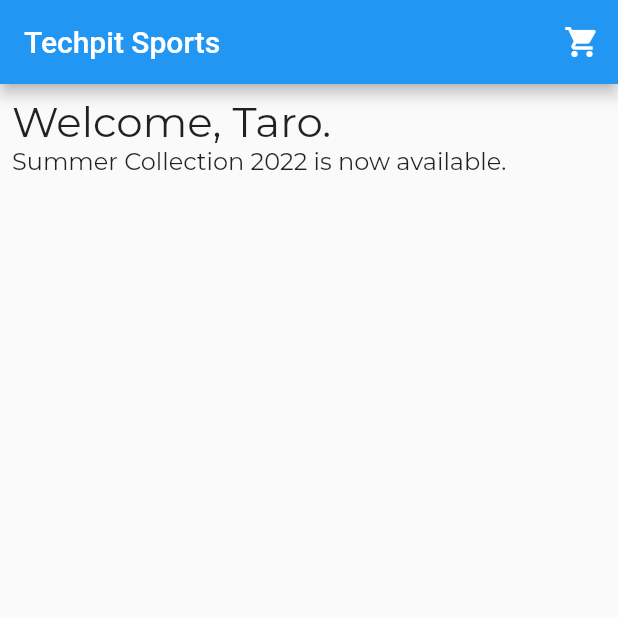
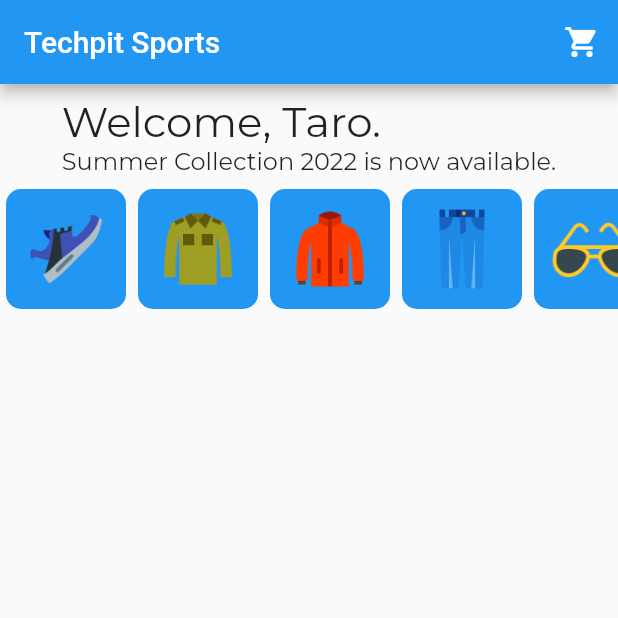
Before and after one commit to John-Thailand/ecshop_techpit, a Flutter app: the screen it shows after launch, on a phone screen of 412 x 824 dp, the top half of it. Run offline on Flutter 3.47's test engine with Material 2 defaults, Android fonts, the phone set to English and light mode, and no system bars; our stand-ins replace google_fonts.

Commit message:
カテゴリリストの実装

```diff
--- a/lib/pages/home_page/home_page.dart
+++ b/lib/pages/home_page/home_page.dart
@@ -1,4 +1,5 @@
 import 'package:ecshop_techpit/pages/home_page/home_header.dart';
+import 'package:ecshop_techpit/pages/home_page/item_categories.dart';
 import 'package:flutter/material.dart';
 
 class HomePage extends StatelessWidget {
@@ -16,7 +17,12 @@
           ),
         ],
       ),
-      body: const HomeHeader(),
+      body: Column(
+        children: const [
+          HomeHeader(),
+          ItemCategories(),
+        ],
+      ),
     );
   }
 }
--- /dev/null
+++ b/lib/pages/home_page/item_categories.dart
@@ -0,0 +1,46 @@
+import 'package:flutter/material.dart';
+
+class ItemCategories extends StatelessWidget {
+  const ItemCategories({Key? key}) : super(key: key);
+
+  static const categories = [
+    'shoes',
+    'uniform',
+    'jacket',
+    'pants',
+    'glass',
+    'backpack',
+  ];
+
+  @override
+  Widget build(BuildContext context) {
+    return SizedBox(
+      height: 80,
+      child: ListView(
+        scrollDirection: Axis.horizontal,
+        children: categories
+            .map(
+              (category) => Padding(
+                padding: const EdgeInsets.symmetric(horizontal: 4),
+                child: Container(
+                  height: 80,
+                  width: 80,
+                  decoration: BoxDecoration(
+                    borderRadius: BorderRadius.circular(10),
+                    color: Colors.blue,
+                  ),
+                  child: Center(
+                    child: Image.asset(
+                      'assets/icons/$category.png',
+                      width: 60,
+                      height: 60,
+                    ),
+                  ),
+                ),
+              ),
+            )
+            .toList(),
+      ),
+    );
+  }
+}
--- a/pubspec.yaml
+++ b/pubspec.yaml
@@ -60,9 +60,8 @@
   uses-material-design: true
 
   # To add assets to your application, add an assets section, like this:
-  # assets:
-  #   - images/a_dot_burr.jpeg
-  #   - images/a_dot_ham.jpeg
+  assets:
+    - assets/icons/
 
   # An image asset can refer to one or more resolution-specific "variants", see
   # https://flutter.dev/assets-and-images/#resolution-aware
```
Also changed, not shown: assets/icons/backpack.png (added), assets/icons/glass.png (added), assets/icons/jacket.png (added), assets/icons/pants.png (added), assets/icons/shoes.png (added), assets/icons/uniform.png (added).
